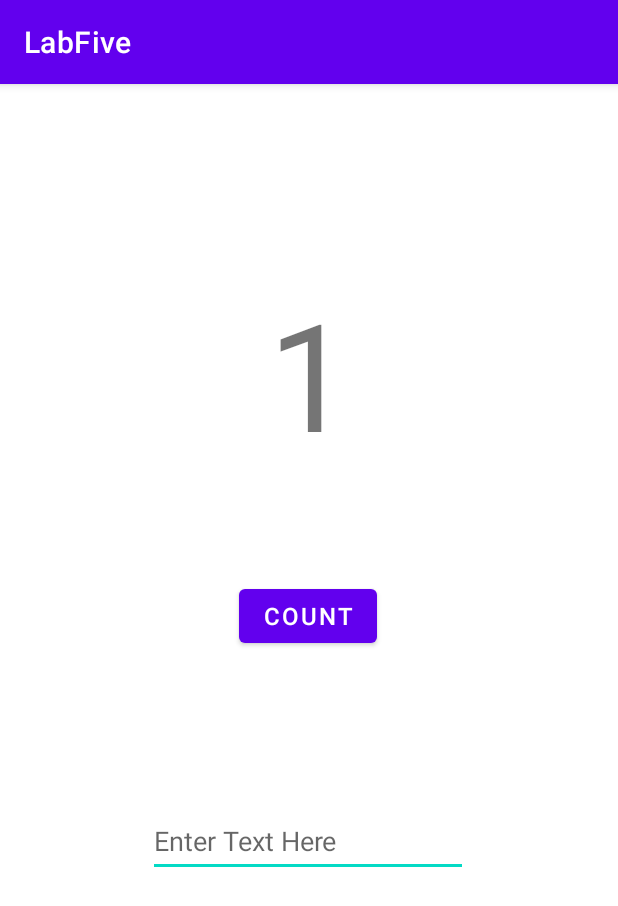
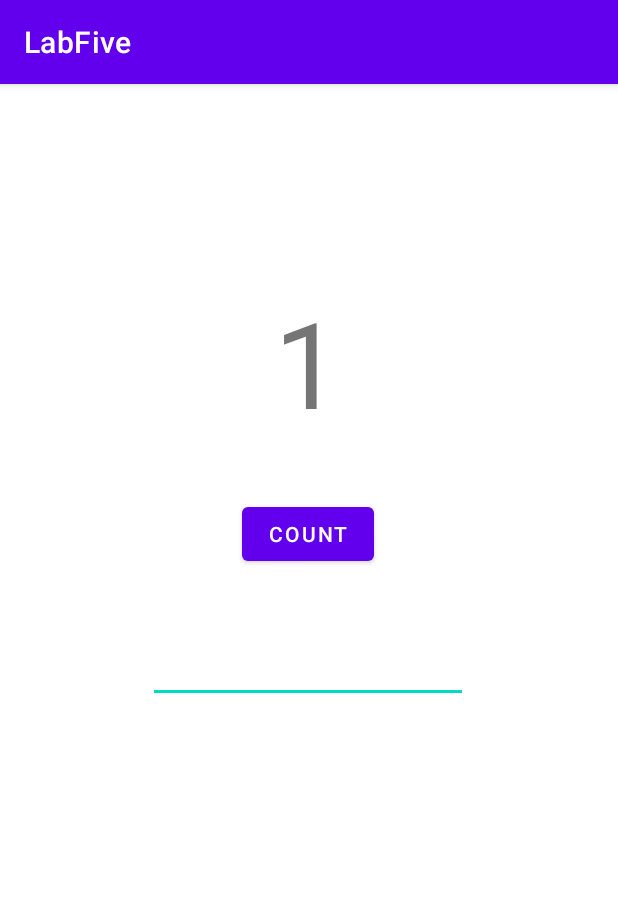
Before and after one commit to Ashim-K-Shrestha/Activity-Lifecycle-and-State, an Android app: the screen it shows after launch (MainActivity), after a tap on "COUNT", on a phone screen of 412 x 824 dp. Shown: the top 906 px of the screen. Run offline under Robolectric (Android 15) with nearby library versions, the phone set to English and light mode, and no system bars.

Commit message:
Homework Completed

```diff
--- a/app/src/main/java/com/example/labfive/MainActivity.java
+++ b/app/src/main/java/com/example/labfive/MainActivity.java
@@ -1,5 +1,6 @@
 package com.example.labfive;
 
+import androidx.annotation.NonNull;
 import androidx.appcompat.app.AppCompatActivity;
 
 import android.content.Intent;
@@ -13,48 +14,81 @@ import android.widget.TextView;
 import java.util.HashMap;
 
 public class MainActivity extends AppCompatActivity {
+    // declaring private variable for the count
+    private int Count = 0;
 
-    // creating a constant for the intent extra
-    public static final int TEXT_REQUEST = 1;
-
-    // variable for the count value
-    int count = 0;
-
-    // defining a variable for the count value
-    private TextView count_view;
-    private Button count_button;
-
+    // declaring variable for the count text view
+    private TextView CountView;
+    /**
+     * Initializes the activity.
+     *
+     * @param savedInstanceState The current state data.
+     *
+     * Activities have the ability,to restore themselves to a previous state using
+     * the data stored in this bundle
+     */
     @Override
     protected void onCreate(Bundle savedInstanceState) {
+        // referring to the parent class
         super.onCreate(savedInstanceState);
+        // setting this layout as the main one when the app starts
         setContentView(R.layout.activity_main);
 
-        // assigning and referencing the view to the variable
-        count_view = findViewById(R.id.textView);
-        count_button = findViewById(R.id.button11);
+        // referencing to the text view using the id
+        CountView = (TextView) findViewById(R.id.show_count);
 
-
-        // using anonymous function because function is declared after 'new' keyword instead of object name
-        // setting an onClick listener for the count button to increase the count when clicked
-        count_button.setOnClickListener(new View.OnClickListener() {
-            @Override
-            public void onClick(View view) {
-                // increment in the value of variable
-                count++;
-                // count+"" is done to convert into string
-                // setting the value of the counter to the textView
-                count_view.setText(count+"");
-            }
-        });
-
-        // Fetching the intent from the second activity
-        Intent intent = getIntent();
+        // if savedInstanceState is not null then
+        if (savedInstanceState != null) {
+            // setting the value from count to the variable declared
+            Count=savedInstanceState.getInt("count");
+            // setting the value of variable to the text view
+            CountView.setText(""+Count);
+        }
     }
-
-    public void launchSecondActivity(View view) {
-        // creating a new intent for launching the second activity
-        Intent intent = new Intent(this, SecondActivity.class);
-        // starting the second activity with results
-        startActivityForResult(intent, TEXT_REQUEST);
+    /**
+     *  @param view The view (Button) that was clicked.
+     *
+     *  This function handles the value of the counter when the button is clicked
+     */
+    public void IncreaseCount(View view) {
+        // increment in count value
+        Count++;
+        // if Count is not null then
+        if (CountView != null)
+            // setting the value of the variable to the text view
+            CountView.setText(Integer.toString(Count));
+    }
+    /**
+     * Initializes the activity.
+     *
+     * @param outState  the state going out (being saved, not read)
+     *
+     */
+    @Override
+    protected void onSaveInstanceState(@NonNull Bundle outState) {
+        // calling the super class to save any view hierarchy
+        super.onSaveInstanceState(outState);
+        // referencing and assigning the id with the text view
+        EditText text=findViewById(R.id.editTextMessage);
+        // fetching the text from the text view
+        CharSequence data=text.getText();
+        // putting the data into outState
+        outState.putCharSequence("data",data);
+        outState.putInt("count",Count);
+    }
+    /**
+     * Initializes the activity.
+     *
+     * @param savedInstanceState The current state data.
+     */
+    @Override
+    protected void onRestoreInstanceState(@NonNull Bundle savedInstanceState) {
+        super.onRestoreInstanceState(savedInstanceState);
+        // saving the data into data CharSequence variable
+        CharSequence data=savedInstanceState.getCharSequence("data");
+        // referencing and assigning the id with the editText view
+        EditText text=findViewById(R.id.editTextMessage);
+        // setting the data into editText view
+        text.setText(data);
     }
 }
--- a/app/src/main/res/layout/activity_main.xml
+++ b/app/src/main/res/layout/activity_main.xml
@@ -6,46 +6,52 @@
     android:layout_height="match_parent"
     tools:context=".MainActivity">
 
+    <!--Text View to display the counter value-->
     <TextView
-        android:id="@+id/textView"
+        android:id="@+id/show_count"
         android:layout_width="wrap_content"
         android:layout_height="wrap_content"
         android:text="0"
-        android:textSize="100sp"
-        app:layout_constraintBottom_toTopOf="@+id/button11"
-        app:layout_constraintEnd_toEndOf="parent"
-        app:layout_constraintHorizontal_bias="0.501"
-        app:layout_constraintStart_toStartOf="parent"
-        app:layout_constraintTop_toTopOf="parent"
-        app:layout_constraintVertical_bias="0.638" />
-
-    <!--EditText for writing the message-->
-    <Button
-        android:id="@+id/button11"
-        android:layout_width="wrap_content"
-        android:layout_height="wrap_content"
-        android:text="Count"
-        android:textSize="16sp"
+        android:textSize="80sp"
         app:layout_constraintBottom_toBottomOf="parent"
         app:layout_constraintEnd_toEndOf="parent"
         app:layout_constraintHorizontal_bias="0.498"
         app:layout_constraintStart_toStartOf="parent"
         app:layout_constraintTop_toTopOf="parent"
-        app:layout_constraintVertical_bias="0.459" />
+        app:layout_constraintVertical_bias="0.2" />
 
-    <EditText
-        android:id="@+id/editText_main"
+    <!--Button to increase the count value-->
+    <Button
+        android:id="@+id/button_count"
         android:layout_width="wrap_content"
         android:layout_height="wrap_content"
-        android:layout_marginTop="88dp"
+        android:onClick="IncreaseCount"
+        android:text="@string/count"
+        app:layout_constraintBottom_toBottomOf="parent"
+        app:layout_constraintEnd_toEndOf="parent"
+        app:layout_constraintHorizontal_bias="0.498"
+        app:layout_constraintStart_toStartOf="parent"
+        app:layout_constraintTop_toBottomOf="@+id/show_count"
+        app:layout_constraintVertical_bias="0.077" />
+
+    <!--Edit Text view to write the message text-->
+    <EditText
+        android:id="@+id/editTextMessage"
+        android:layout_width="wrap_content"
+        android:layout_height="wrap_content"
         android:ems="10"
-        android:hint="@string/text_hint"
-        android:inputType="textLongMessage"
+        android:inputType="textPersonName"
         android:minHeight="48dp"
+        android:paddingStart="16dp"
+        android:paddingTop="8dp"
+        android:paddingEnd="16dp"
+        android:paddingBottom="8dp"
+        android:saveEnabled="false"
         app:layout_constraintBottom_toBottomOf="parent"
         app:layout_constraintEnd_toEndOf="parent"
         app:layout_constraintHorizontal_bias="0.497"
         app:layout_constraintStart_toStartOf="parent"
-        app:layout_constraintTop_toBottomOf="@+id/button11"
-        app:layout_constraintVertical_bias="0.055" />
+        app:layout_constraintTop_toBottomOf="@+id/button_count"
+        app:layout_constraintVertical_bias="0.102"
+        tools:ignore="SpeakableTextPresentCheck,SpeakableTextPresentCheck" />
 </androidx.constraintlayout.widget.ConstraintLayout>
--- a/app/src/main/res/values/strings.xml
+++ b/app/src/main/res/values/strings.xml
@@ -23,4 +23,5 @@
     <string name="berriesList">Berries</string>
     <string name="add_item">Add Item</string>
     <string name="text_hint">Enter Text Here</string>
+    <string name="count">count</string>
 </resources>
```
Also changed, not shown: 4 other files.
